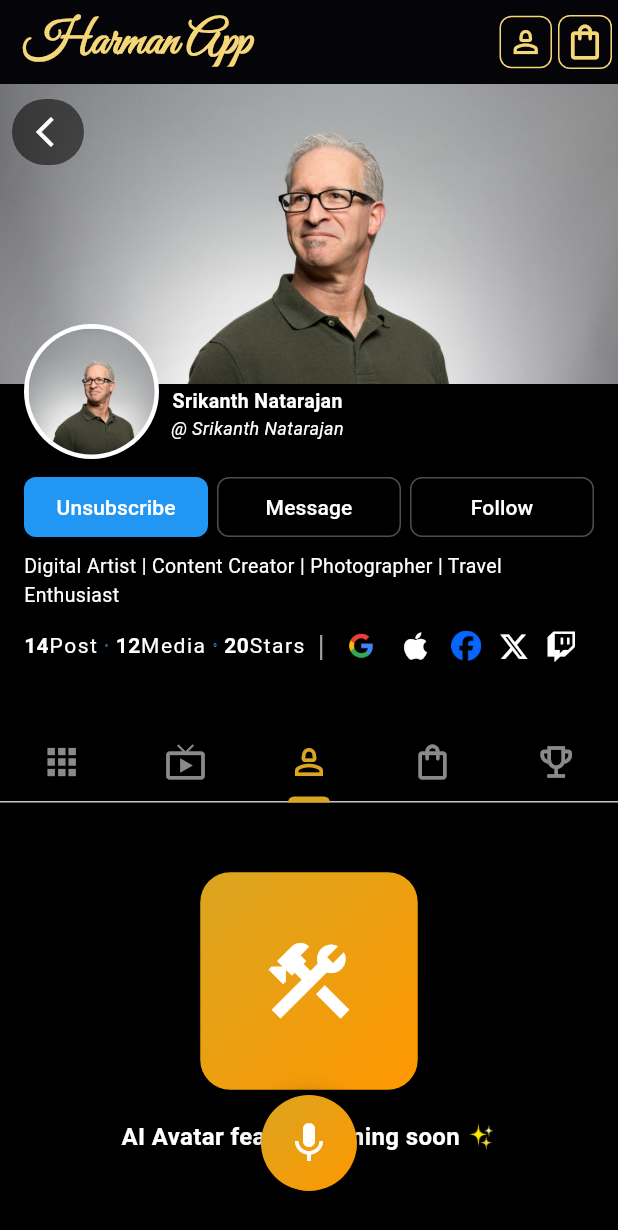
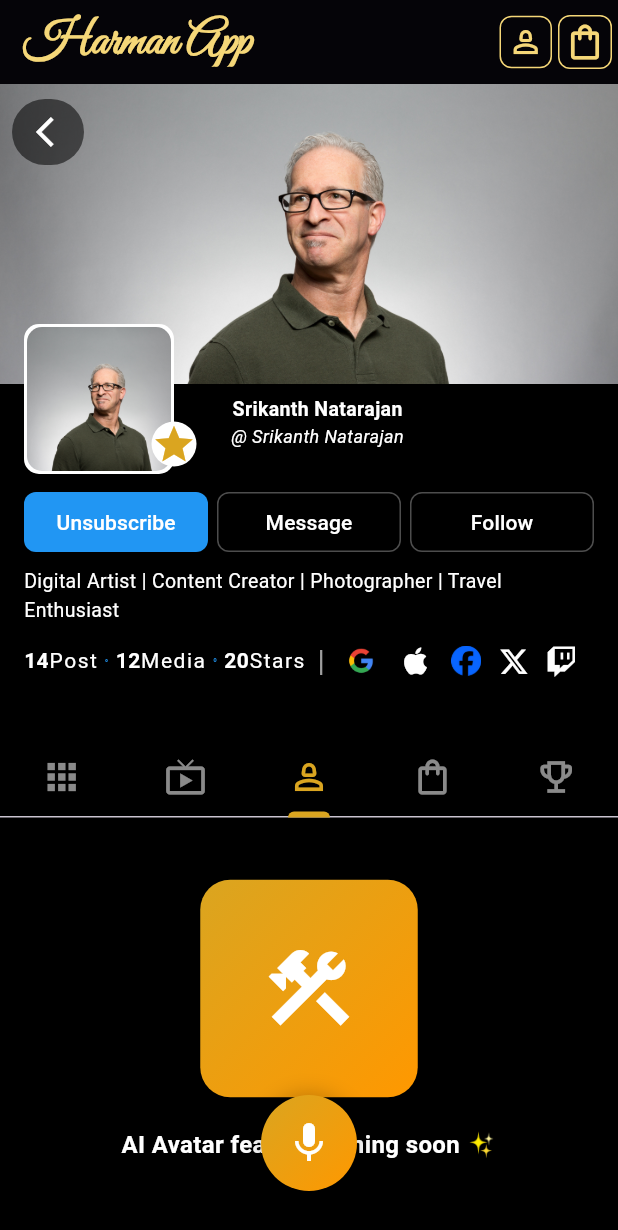
Before and after one commit to ranjithkumar-gitch/harmanapp, a Flutter app: the Mycreatorprofile screen opened directly with empty values, tab 3 chosen, on a phone screen of 412 x 824 dp. Shown: the top 1230 px of the screen. Run offline on Flutter 3.47's test engine with Material 3 defaults, Android fonts, the phone set to English and light mode, and no system bars; our stand-ins replace animated_notch_bottom_bar, carousel_slider, dots_indicator, flutter_rating_bar, font_awesome_flutter, get and 4 more; missing offline and left inert: video_thumbnail; network calls fail.

Commit message:
profleScreens Circle to square,searchbar square

```diff
--- a/lib/Dashboard/marketplace_screen.dart
+++ b/lib/Dashboard/marketplace_screen.dart
@@ -129,7 +129,7 @@ class _MarketplaceScreenState extends State<MarketplaceScreen> {
               height: 45,
               decoration: BoxDecoration(
                 color: Colors.grey.shade200,
-                borderRadius: BorderRadius.circular(30),
+                borderRadius: BorderRadius.circular(8),
               ),
               child: TextField(
                 onChanged: (value) => setState(() => searchText = value),
--- a/lib/ProfilePages/MyCreatorProfile.dart
+++ b/lib/ProfilePages/MyCreatorProfile.dart
@@ -42,7 +42,9 @@ class _MycreatorprofileState extends State<Mycreatorprofile> {
     });
     const profileSize = 80.0;
     // var size = MediaQuery.of(context).size;
-    final user = posts.firstWhere((p) => p.name == "Srikanth Natarajan");
+    final user = posts.firstWhere(
+      (p) => p.name == "Srikanth Natarajan" || p.name == "Devi S Prasad",
+    );
 
     return DefaultTabController(
       length: 5,
@@ -191,14 +193,85 @@ class _MycreatorprofileState extends State<Mycreatorprofile> {
         children: [
           Row(
             children: [
-              CircleAvatar(
-                radius: 45,
-                backgroundColor: Colors.white,
-                child: CircleAvatar(
-                  radius: 42,
-                  backgroundImage: AssetImage(imagePath),
-                ),
+              Row(
+                children: [
+                  Container(
+                    height: 100,
+                    width: 100,
+                    decoration: BoxDecoration(
+                      borderRadius: BorderRadius.circular(10),
+                      gradient: const LinearGradient(
+                        colors: [CupertinoColors.white, CupertinoColors.white],
+                      ),
+                    ),
+                    padding: const EdgeInsets.all(2),
+                    child: Container(
+                      height: 100,
+                      width: 100,
+                      decoration: BoxDecoration(
+                        borderRadius: BorderRadius.circular(10),
+                        image: DecorationImage(
+                          image: AssetImage(imagePath),
+                          fit: BoxFit.cover,
+                        ),
+                      ),
+                    ),
+                  ),
+                  if (name == "Srikanth Natarajan")
+                    Container(
+                      height: 30,
+                      width: 30,
+                      decoration: BoxDecoration(
+                        borderRadius: BorderRadius.circular(36),
+                        gradient: const LinearGradient(
+                          colors: [
+                            CupertinoColors.white,
+                            CupertinoColors.white,
+                          ],
+                        ),
+                      ),
+                      transform: Matrix4.translationValues(-15.0, 30.0, 0.0),
+
+                      //padding: const EdgeInsets.symmetric(horizontal: 5.0),
+                      child: Icon(
+                        Icons.star,
+                        color: Color(0xFFDAA520),
+                        size: 30,
+                      ),
+                    ),
+                  if (name == "Devi S Prasad")
+                    Container(
+                      height: 30,
+                      width: 30,
+                      decoration: BoxDecoration(
+                        borderRadius: BorderRadius.circular(36),
+                        gradient: const LinearGradient(
+                          colors: [
+                            CupertinoColors.white,
+                            CupertinoColors.white,
+                          ],
+                        ),
+                      ),
+                      transform: Matrix4.translationValues(-15.0, 30.0, 0.0),
+
+                      //padding: const EdgeInsets.symmetric(horizontal: 5.0),
+                      child: Icon(
+                        Icons.star,
+                        color: CupertinoColors.systemGrey,
+                        size: 30,
+                      ),
+                    ),
+                ],
               ),
+
+              // CircleAvatar(
+              //   radius: 45,
+              //   backgroundColor: Colors.white,
+              //   child: CircleAvatar(
+              //     radius: 42,
+              //     backgroundImage: AssetImage(imagePath),
+              //   ),
+              // ),
               const SizedBox(width: 8),
               Row(
                 children: [
```
Also changed, not shown: lib/Dashboard/AllCreatorsscreen.dart (+8 -1 lines), lib/Dashboard/MyCreatorsScreen.dart (+39 -13 lines), lib/ProfilePages/allCreatorsProfile.dart (+40 -6 lines).
